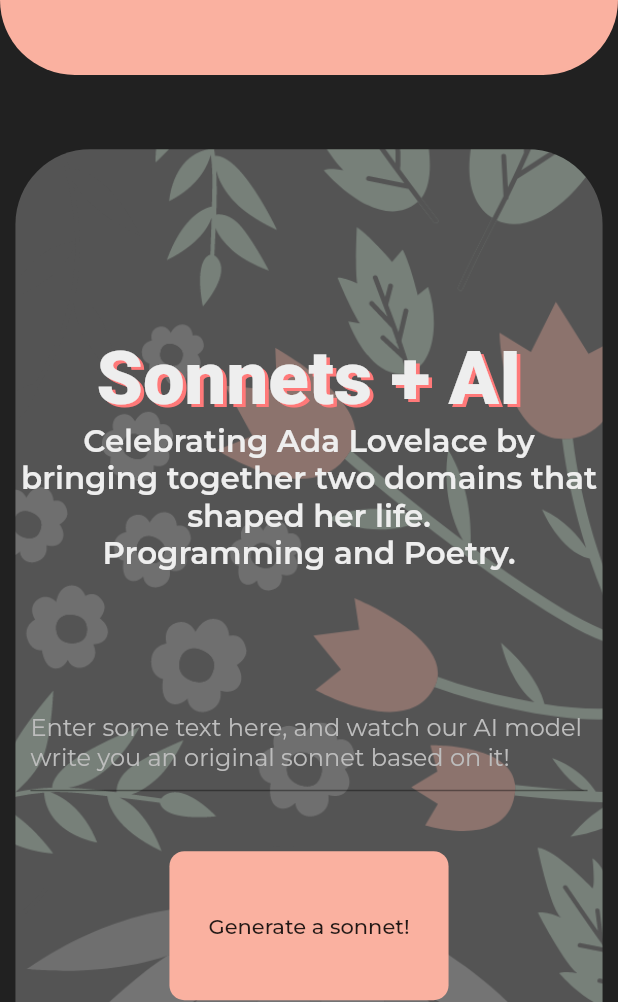
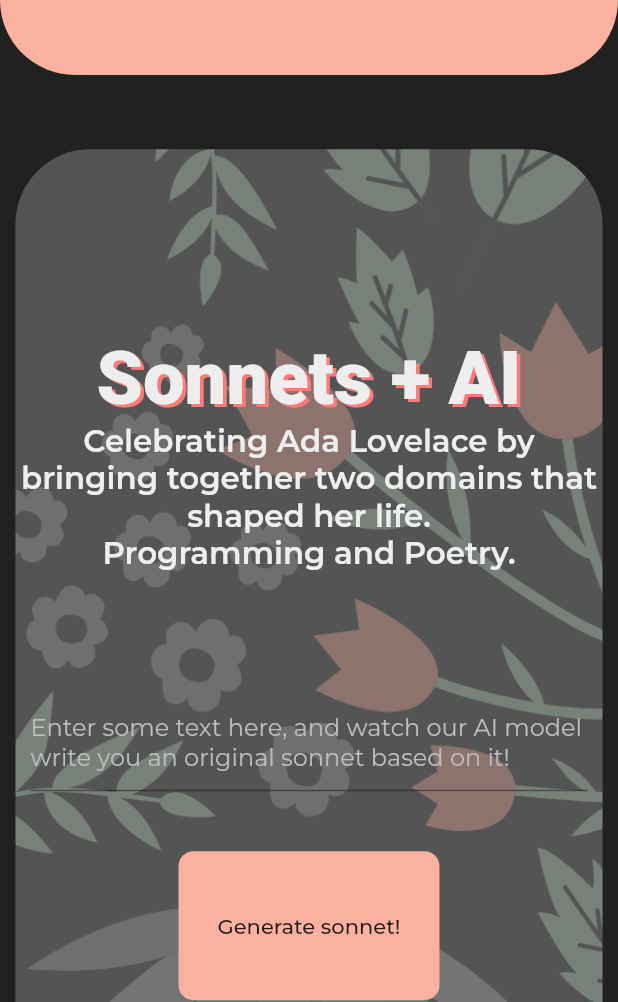
Before and after one commit to Soundarya03/TeamTesseract, a Flutter app: the screen it shows after launch, on a phone screen of 412 x 824 dp, the part 234-1236 px from its top. Run offline on Flutter 3.47's test engine with Material 2 defaults, Android fonts, the light colour scheme and no system bars; drawn by our look-alikes of auto_size_text; our stand-ins replace flutter_spinkit, google_fonts; missing offline and left inert: clipboard, dart:html.

Commit message:
minor change

```diff
--- a/lib/widgets/home.dart
+++ b/lib/widgets/home.dart
@@ -258,7 +258,7 @@ class _HomeBodyState extends State<HomeBody> {
                                   color: Colors.black,
                                   size: 20.0,
                                 )
-                              : Text("Generate a sonnet!"),
+                              : Text("Generate sonnet!"),
                         ),
                       ),
                       SizedBox(height: height * 0.01),
```
